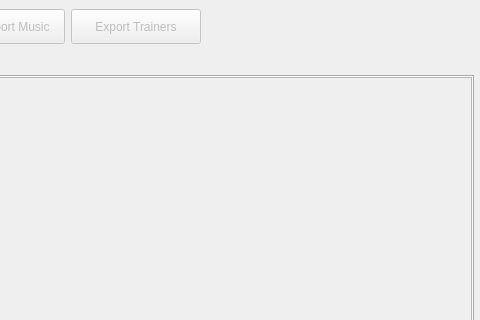
Before: the Qt Designer form src/mainwindow.ui in SirSnorealot/PokeCompDumper, drawn with Qt 5; both pictures show x 550 to 1030 and y 0 to 320 of the 1030 by 620 pixel window.
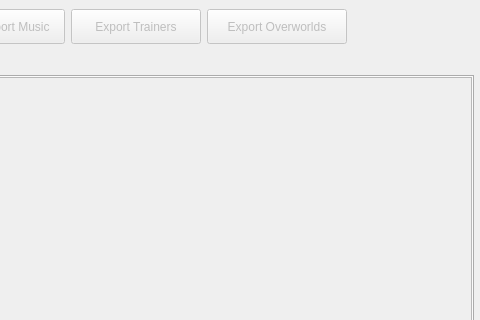
After: the same form once the commit is applied.

Commit message: Ow export

The edit to the form file:
```diff
--- a/src/mainwindow.ui
+++ b/src/mainwindow.ui
@@ -208,6 +208,28 @@
         </property>
        </widget>
       </item>
+      <item>
+       <widget class="QPushButton" name="exportOverworldSpritesBtn">
+        <property name="enabled">
+         <bool>false</bool>
+        </property>
+        <property name="minimumSize">
+         <size>
+          <width>140</width>
+          <height>35</height>
+         </size>
+        </property>
+        <property name="maximumSize">
+         <size>
+          <width>170</width>
+          <height>35</height>
+         </size>
+        </property>
+        <property name="text">
+         <string>Export Overworlds</string>
+        </property>
+       </widget>
+      </item>
       <item>
        <spacer name="toolbarSpacer">
         <property name="orientation">
```
The commit also changes 7 other files.
